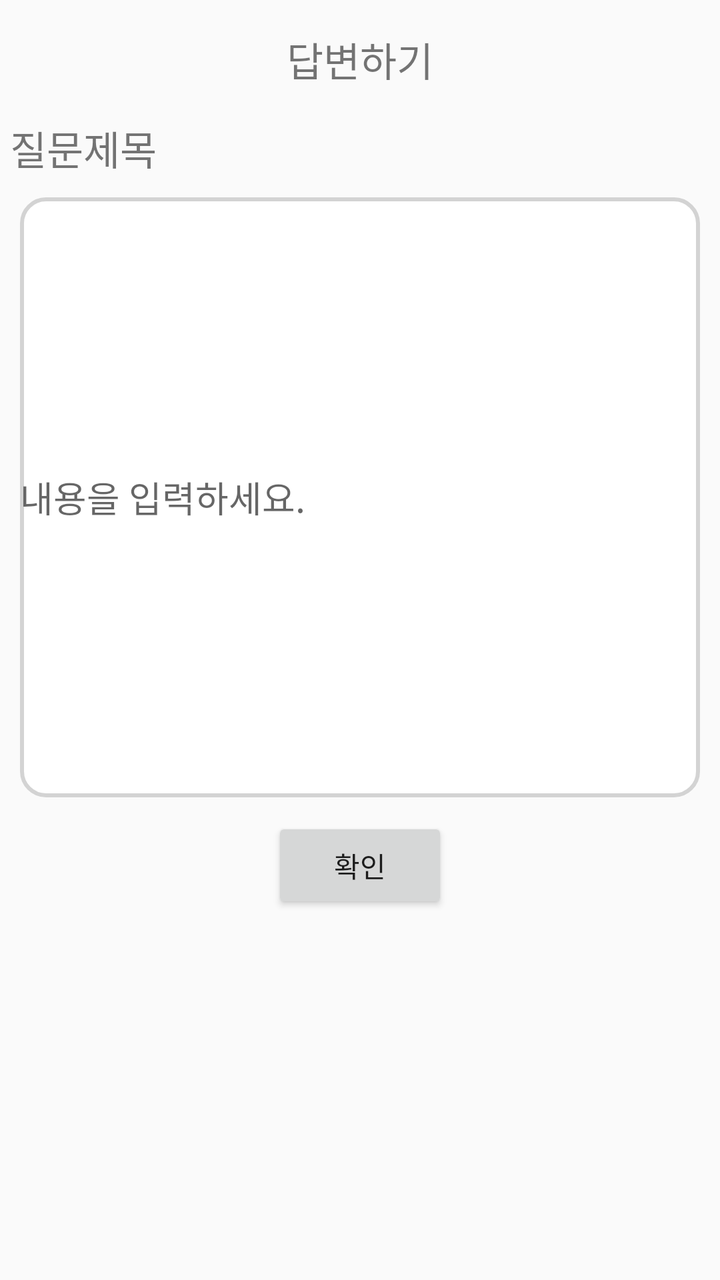
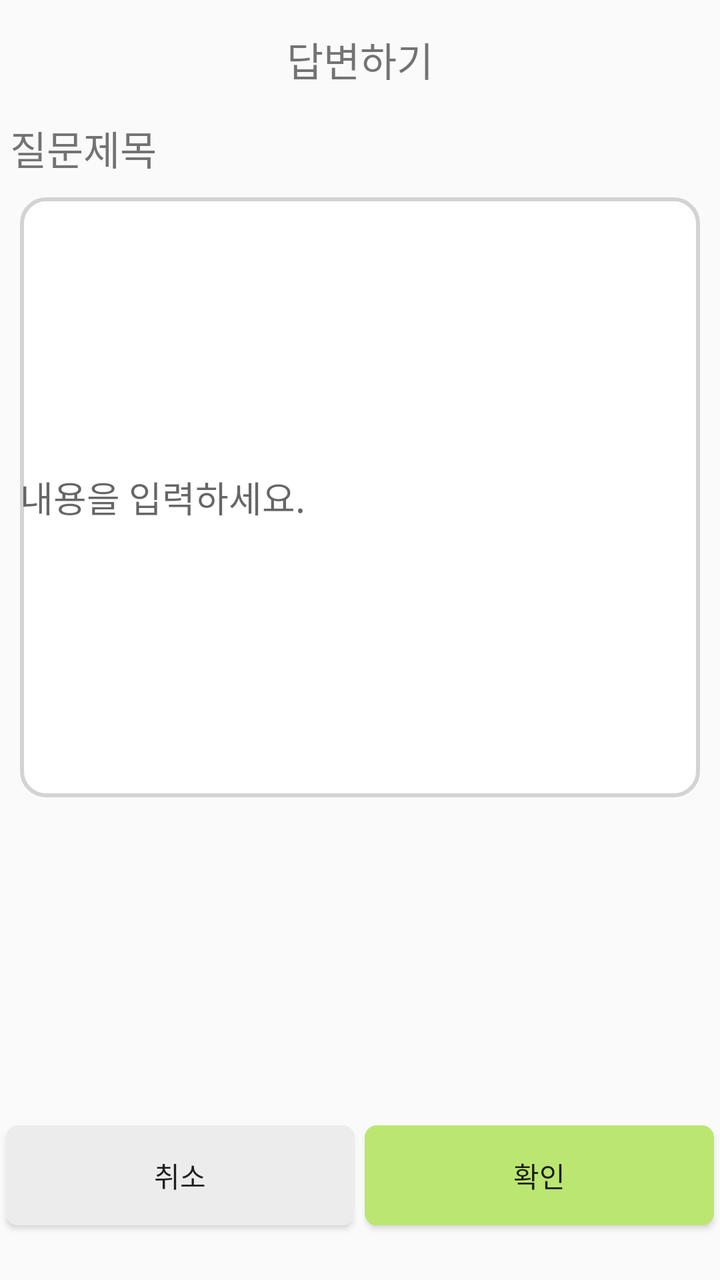

The first picture is an Android layout as it rendered before a commit; the second is the same layout after the commit. The layout source and the unified diff follow.
<!-- AndroidManifest.xml: application theme Theme.AppCompat.Light.DarkActionBar -->
<!-- res/layout/activity_a.xml -->
<?xml version="1.0" encoding="utf-8"?>
<LinearLayout xmlns:android="http://schemas.android.com/apk/res/android"
    android:layout_width="match_parent"
    android:layout_height="match_parent"
    android:orientation="vertical">

    <TextView
        android:id="@+id/b"
        android:layout_width="wrap_content"
        android:layout_height="wrap_content"
        android:layout_gravity="center"
        android:textSize="20dp"
        android:layout_margin="15dp"
        android:text="답변하기"/>

    <LinearLayout
        android:layout_width="match_parent"
        android:layout_height="wrap_content"
        android:orientation="horizontal">

        <TextView
            android:id="@+id/qt"
            android:layout_marginLeft="5dp"
            android:layout_width="0dp"
            android:layout_height="wrap_content"
            android:layout_weight="0.4"
            android:textSize="20dp"
            android:text="질문제목"/>

    </LinearLayout>

    <EditText
        android:id="@+id/setA"
        android:layout_margin="10dp"

        android:background="@drawable/e_round"
        android:layout_width="match_parent"
        android:layout_height="300dp"
        android:hint="내용을 입력하세요."/>

    <Button
        android:onClick="updateAClick"
        android:layout_width="wrap_content"
        android:layout_height="wrap_content"
        android:layout_gravity="center"
        android:text="확인"/>

</LinearLayout>
<!-- resources referenced by this layout -->
<resources>
  <!-- drawable e_round (drawable) -->
  <?xml version="1.0" encoding="utf-8"?>
  <shape xmlns:android="http://schemas.android.com/apk/res/android"
      android:padding="10dp"
      android:shape="rectangle">
  
      <stroke android:width="2dp"
          android:color="#d3d3d3"/>
  
      <solid android:color="#ffffff"/>
      <corners
          android:topRightRadius="12dp"
          android:bottomLeftRadius="12dp"
          android:bottomRightRadius="12dp"
          android:topLeftRadius="12dp"/>
  
  </shape>
</resources>

<!-- the commit's change to res/layout/activity_a.xml (unified diff, before → after) -->
@@ -2,6 +2,8 @@
 <LinearLayout xmlns:android="http://schemas.android.com/apk/res/android"
     android:layout_width="match_parent"
     android:layout_height="match_parent"
+    android:layout_marginRight="5dp"
+    android:layout_marginLeft="5dp"
     android:orientation="vertical">
 
     <TextView
@@ -37,12 +39,35 @@
         android:layout_width="match_parent"
         android:layout_height="300dp"
         android:hint="내용을 입력하세요."/>
+    <LinearLayout
+        android:layout_width="match_parent"
+        android:layout_height="0dp"
+        android:layout_weight="1"/>
 
-    <Button
-        android:onClick="updateAClick"
-        android:layout_width="wrap_content"
-        android:layout_height="wrap_content"
-        android:layout_gravity="center"
-        android:text="확인"/>
+    <LinearLayout
+        android:layout_width="match_parent"
+        android:layout_height="0dp"
+        android:layout_weight="0.5">
+        <Button
+            android:layout_marginLeft="3dp"
+            android:layout_marginRight="5dp"
+            android:onClick="aRe"
+            android:background="@drawable/btn_re"
+            android:layout_width="0dp"
+            android:layout_weight="1"
+            android:layout_height="50dp"
+            android:layout_gravity="left"
+            android:text="취소"/>
+        <Button
+            android:id="@+id/updateAClick"
+            android:background="@drawable/btn_ba"
+            android:layout_width="0dp"
+            android:layout_weight="1"
+            android:layout_height="50dp"
+            android:layout_marginRight="3dp"
+            android:layout_marginBottom="@dimen/botex"
+            android:layout_gravity="end"
+            android:text="확인"/>
+    </LinearLayout>
 
 </LinearLayout>
<!-- resource entries referenced after the edit -->
@@ -1,5 +1,38 @@
 <!-- resources referenced by this layout -->
 <resources>
+  <dimen name="botex">10dp</dimen>
+  <!-- drawable btn_ba (drawable) -->
+  <?xml version="1.0" encoding="utf-8"?>
+  <shape xmlns:android="http://schemas.android.com/apk/res/android">
+  
+      <solid android:color="#BCE672"/>
+  
+      <stroke
+          android:width="2dp"
+          android:color="#BCE672"/>
+      <corners
+          android:topLeftRadius="5dp"
+          android:topRightRadius="5dp"
+          android:bottomLeftRadius="5dp"
+          android:bottomRightRadius="5dp" />
+  
+  </shape>
+  <!-- drawable btn_re (drawable) -->
+  <?xml version="1.0" encoding="utf-8"?>
+  <shape xmlns:android="http://schemas.android.com/apk/res/android">
+  
+      <solid android:color="#ececec"/>
+  
+      <stroke
+          android:width="2dp"
+          android:color="#ececec"/>
+      <corners
+          android:topLeftRadius="5dp"
+          android:topRightRadius="5dp"
+          android:bottomLeftRadius="5dp"
+          android:bottomRightRadius="5dp" />
+  
+  </shape>
   <!-- drawable e_round (drawable) -->
   <?xml version="1.0" encoding="utf-8"?>
   <shape xmlns:android="http://schemas.android.com/apk/res/android"
